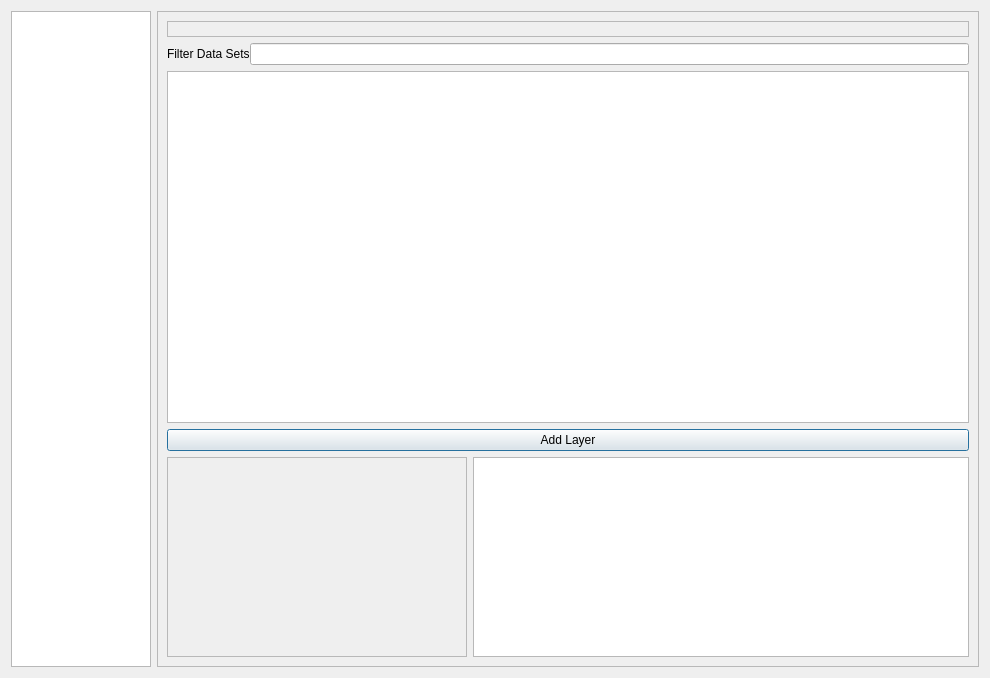
First picture: the form in ldsplugin/gui/Service_dialog_base.ui, repository linz/linz-data-importer, before the edit.
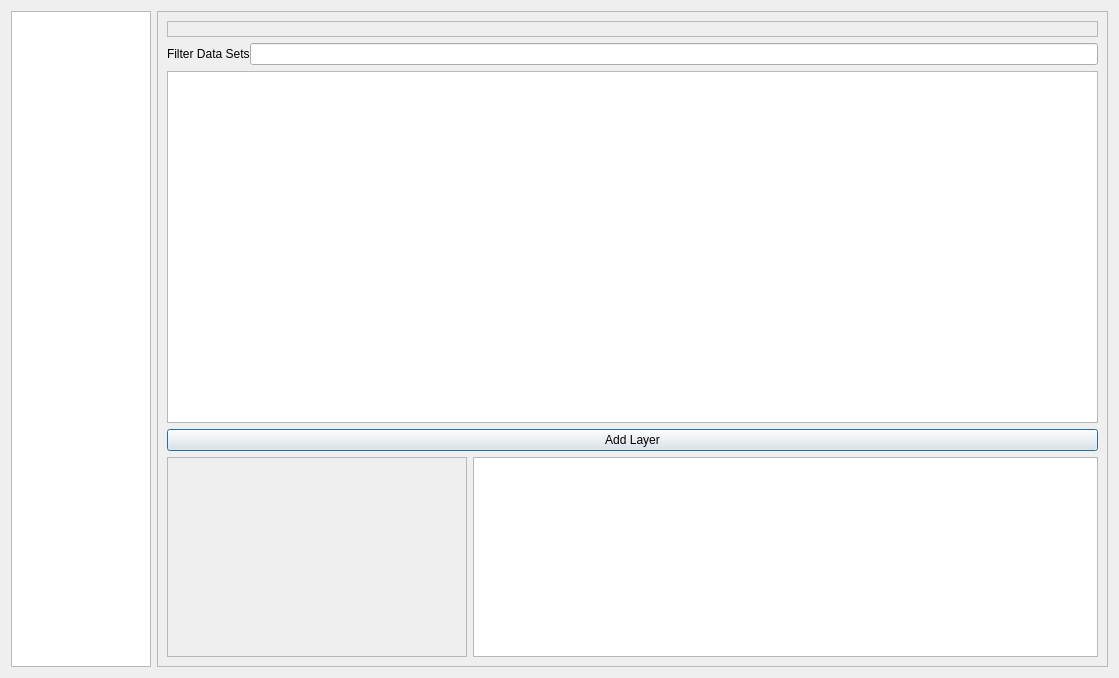
Second picture: the form after the edit.

The edit to the form file:
```diff
--- a/ldsplugin/gui/Service_dialog_base.ui
+++ b/ldsplugin/gui/Service_dialog_base.ui
@@ -6,7 +6,7 @@
    <rect>
     <x>0</x>
     <y>0</y>
-    <width>990</width>
+    <width>1119</width>
     <height>678</height>
    </rect>
   </property>
```
